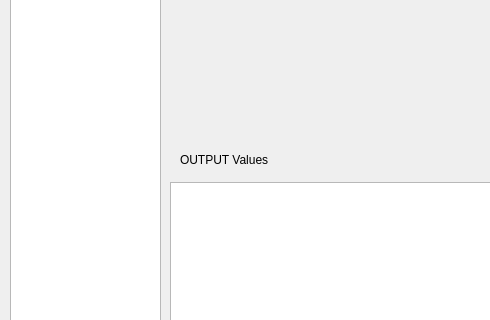
Nourreddine1920/Serial_Port_COM, file sequenceapplication.ui: the form before one commit; both pictures show x 0 to 490 and y 148 to 468 of the 800 by 600 pixel window.
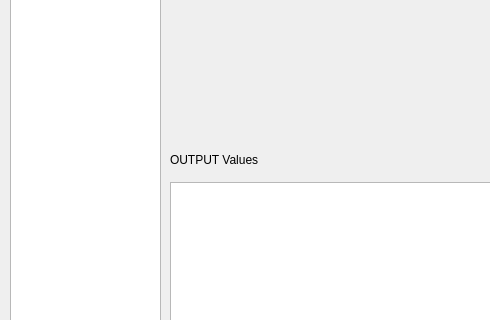
The form after the commit.

The edit to the form file:
```diff
--- a/sequenceapplication.ui
+++ b/sequenceapplication.ui
@@ -120,7 +120,7 @@
    <widget class="QLabel" name="label">
     <property name="geometry">
      <rect>
-      <x>180</x>
+      <x>170</x>
       <y>300</y>
       <width>151</width>
       <height>16</height>
```
